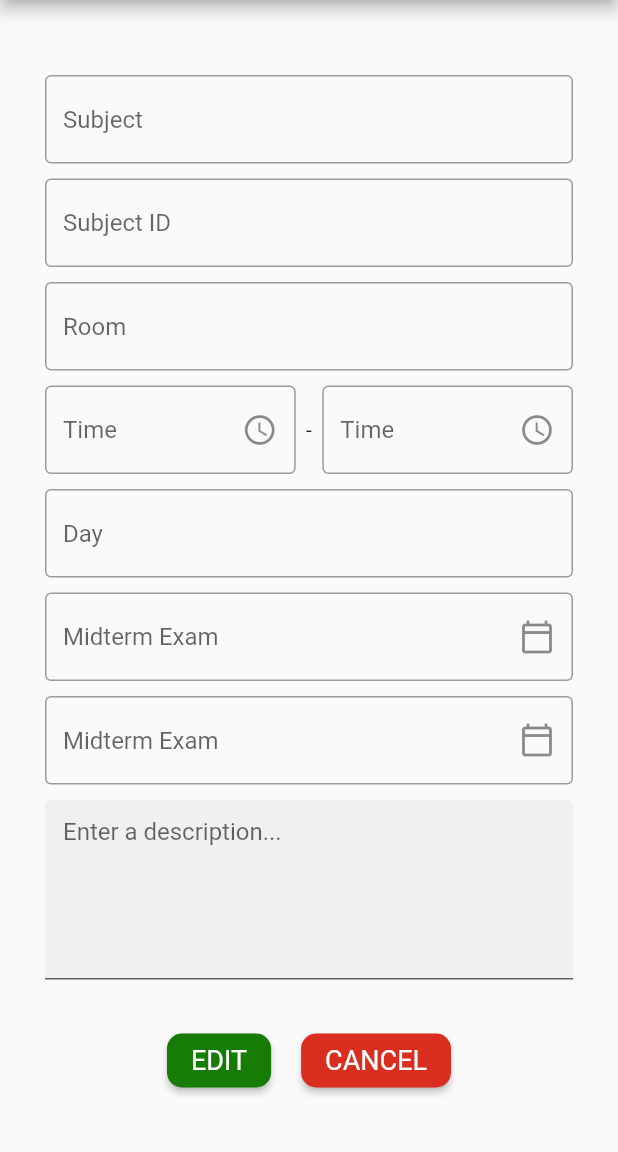
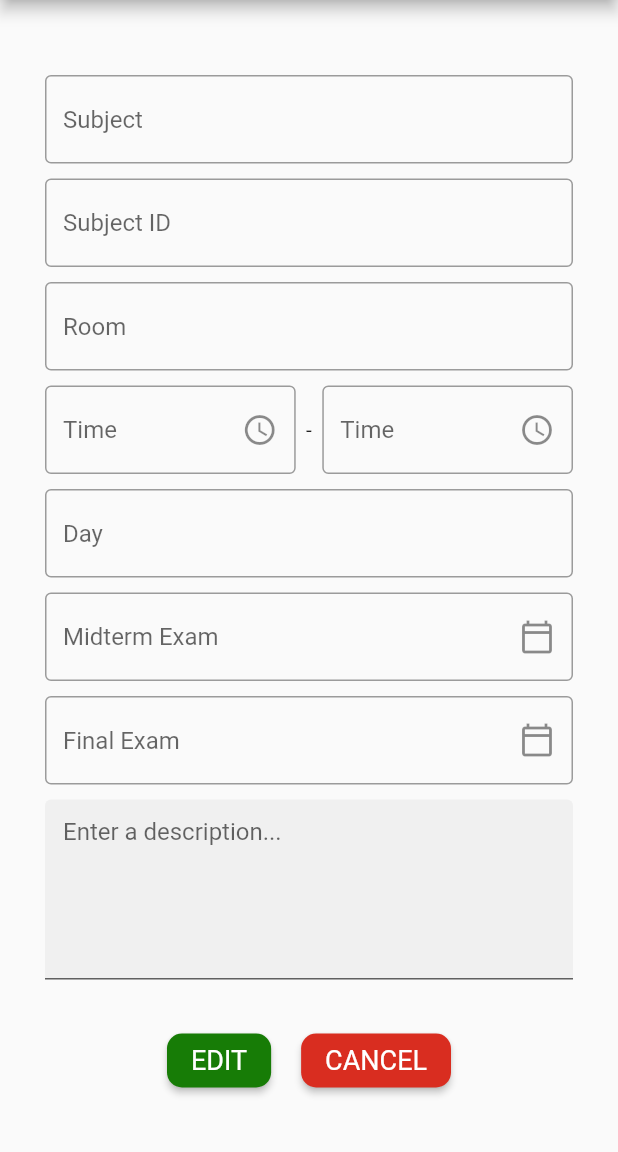
Before and after one commit to nightkuzan/scheduletdl, a Flutter app: the Editschedule screen opened directly with empty values, on a phone screen of 412 x 824 dp, the part 84-1236 px from its top. Run offline on Flutter 3.47's test engine with Material 2 defaults, Android fonts, the phone set to English and light mode, and no system bars; our stand-ins replace cloud_firestore, firebase_auth, firebase_core, fluttertoast, form_field_validator; missing offline and left inert: time_planner; accounts and stored records are empty.

Commit message:
fix code

```diff
--- a/lib/sch-management/edit-schedule.dart
+++ b/lib/sch-management/edit-schedule.dart
@@ -190,7 +190,7 @@ class _Editschedule extends State<Editschedule> {
                         ),
                         TextFormField(
                           decoration: InputDecoration(
-                            hintText: "${widget.taskFinal}" == '' ? 'Midterm Exam' : "${widget.taskFinal}",
+                            hintText: "${widget.taskFinal}" == '' ? 'Final Exam' : "${widget.taskFinal}",
                             suffixIcon: IconButton(
                                 onPressed: () {},
                                 icon: const Icon(Icons.calendar_today_outlined)),
```
